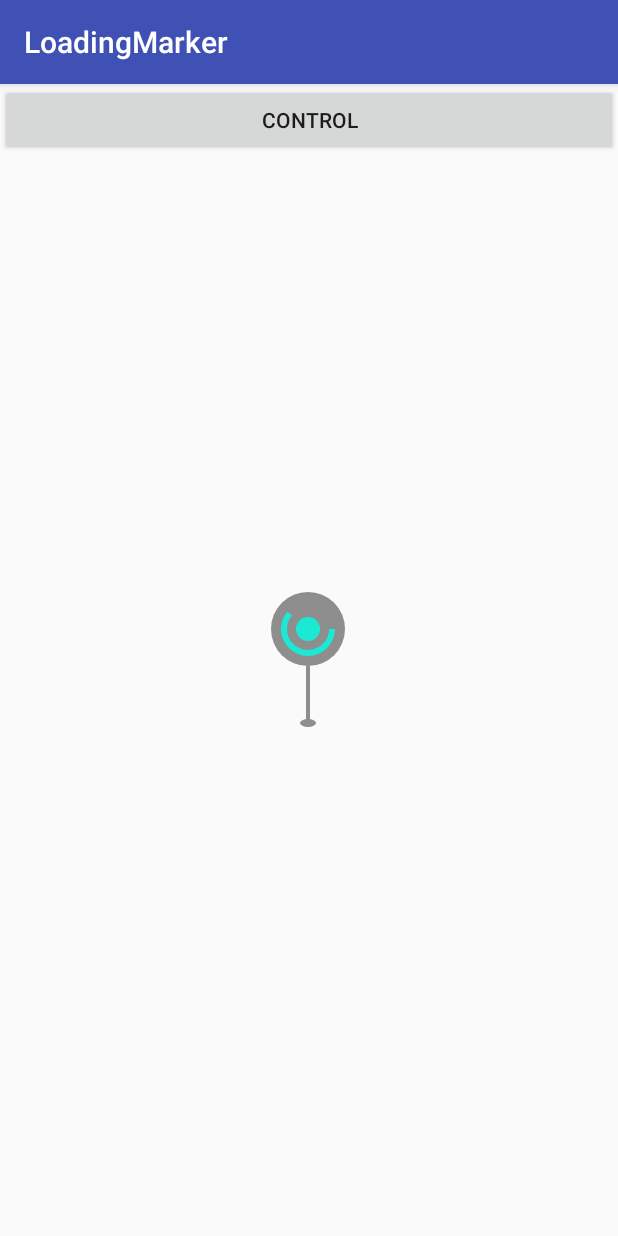
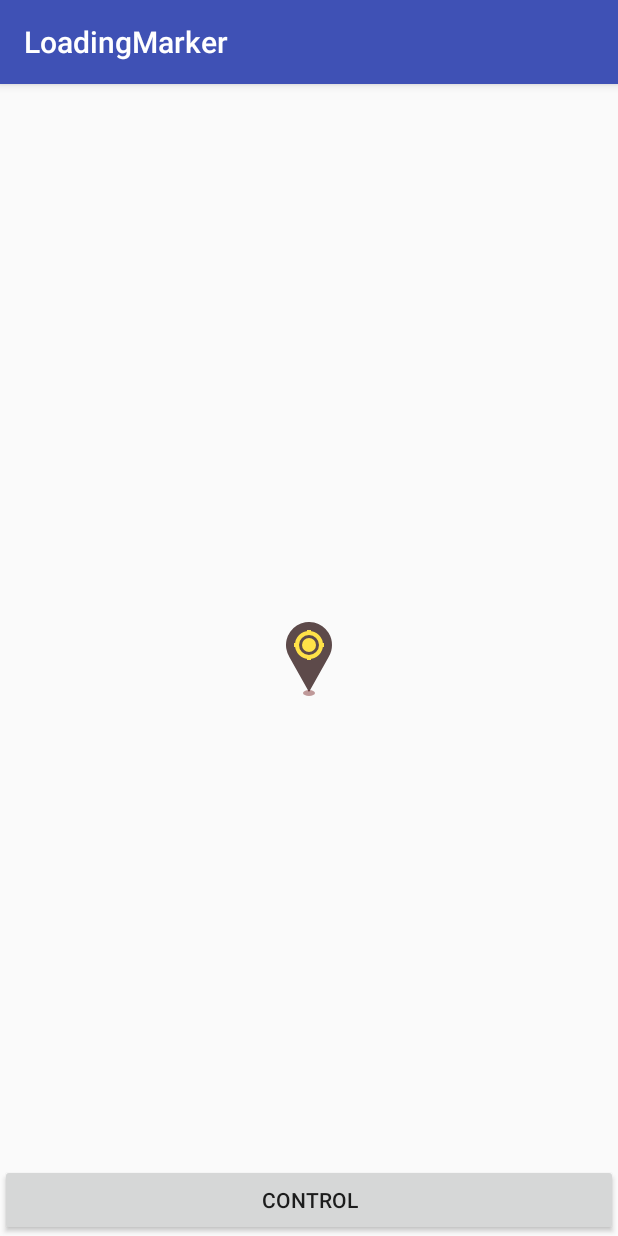
Before and after one commit to ZHDelete/GitWorkSpace, an Android app: the screen it shows after launch (MainActivity), on a phone screen of 412 x 824 dp. Run offline under Robolectric (Android 15) with nearby library versions, the phone set to English and light mode, and no system bars.

Commit message:
增加产品要求的 Bubble型loading

```diff
--- a/LoadingMarker/app/build.gradle
+++ b/LoadingMarker/app/build.gradle
@@ -17,6 +17,10 @@ android {
             proguardFiles getDefaultProguardFile('proguard-android.txt'), 'proguard-rules.pro'
         }
     }
+    compileOptions {
+        targetCompatibility 1.8
+        sourceCompatibility 1.8
+    }
 }
 
 dependencies {
--- /dev/null
+++ b/LoadingMarker/app/src/main/java/com/zhdelete/loadingmarker/LoadingBubble.java
@@ -0,0 +1,313 @@
+package com.zhdelete.loadingmarker;
+
+import android.animation.Animator;
+import android.animation.ObjectAnimator;
+import android.animation.ValueAnimator;
+import android.content.Context;
+import android.content.res.Resources;
+import android.content.res.TypedArray;
+import android.graphics.Canvas;
+import android.graphics.Color;
+import android.graphics.Paint;
+import android.graphics.Path;
+import android.graphics.RectF;
+import android.support.annotation.ColorInt;
+import android.support.annotation.Nullable;
+import android.util.AttributeSet;
+import android.util.DisplayMetrics;
+import android.util.Log;
+import android.view.View;
+import android.view.WindowManager;
+import android.view.animation.BounceInterpolator;
+
+/**
+ * =====================================
+ * author      :  ZHDelete
+ * date        :  2017/10/18
+ * description :  地图 加载的 Bubble
+ * =====================================
+ */
+
+public class LoadingBubble extends View {
+
+    private Paint bgPaint;
+    private Paint forePaint;
+    private Paint targetPaint;
+    private Paint basePaint;
+
+    private int backgroundColor = Color.parseColor("#5D4A4A");
+    private int foregroundColor = Color.parseColor("#FFE248");
+    private int baseColor = Color.parseColor("#44660808");
+
+    private Path bubblePath = new Path();
+
+    private float rotateDegree = 0;
+
+    private boolean isLoading;
+
+    private ObjectAnimator rotateAnim = ObjectAnimator.ofFloat(this, "rotateDegree", 0f, 360f);
+
+    public LoadingBubble(Context context) {
+        this(context, null);
+    }
+
+    public LoadingBubble(Context context, @Nullable AttributeSet attrs) {
+        this(context, attrs, 0);
+    }
+
+    public LoadingBubble(Context context, @Nullable AttributeSet attrs, int defStyleAttr) {
+        super(context, attrs, defStyleAttr);
+        init(context, attrs, defStyleAttr);
+    }
+
+    private void init(Context context, @Nullable AttributeSet attrs, int defStyleAttr) {
+
+        //拿到 color
+        TypedArray ta = context.getTheme().obtainStyledAttributes(attrs, R.styleable.LoadingBubble, defStyleAttr, 0);
+//        Color.parseColor("#f95656");
+        backgroundColor = ta.getColor(R.styleable.LoadingBubble_background_color, Color.parseColor("#5D4A4A"));
+        foregroundColor = ta.getColor(R.styleable.LoadingBubble_foreground_color, Color.parseColor("#FFE248"));
+        baseColor = ta.getColor(R.styleable.LoadingBubble_base_color, Color.parseColor("#44660808"));
+        isLoading = ta.getBoolean(R.styleable.LoadingBubble_loading, false);
+        ta.recycle();
+
+        log(String.format("backgroundColor -> %d foregroundColor -> %d baseColor -> %d ", backgroundColor, foregroundColor, baseColor));
+
+        bgPaint = new Paint(Paint.ANTI_ALIAS_FLAG);
+        bgPaint.setColor(backgroundColor);
+        bgPaint.setStrokeWidth(4);
+        bgPaint.setStyle(Paint.Style.FILL);
+
+        forePaint = new Paint(Paint.ANTI_ALIAS_FLAG);
+        forePaint.setColor(foregroundColor);
+        forePaint.setStrokeWidth(4);
+        forePaint.setStyle(Paint.Style.FILL);
+
+        targetPaint = new Paint(Paint.ANTI_ALIAS_FLAG);
+        targetPaint.setColor(foregroundColor);
+        targetPaint.setStrokeWidth(4);
+        targetPaint.setStyle(Paint.Style.STROKE);
+
+        basePaint = new Paint(Paint.ANTI_ALIAS_FLAG);
+        basePaint.setColor(baseColor);
+        basePaint.setStrokeWidth(6);
+
+        rotateAnim.setDuration(1000*1);
+        rotateAnim.setRepeatCount(ValueAnimator.INFINITE);
+        rotateAnim.setRepeatMode(ValueAnimator.REVERSE);
+
+        rotateAnim.addListener(new Animator.AnimatorListener() {
+            @Override
+            public void onAnimationStart(Animator animation) {
+                log("rotateAnim - onAnimationStart");
+            }
+
+            @Override
+            public void onAnimationEnd(Animator animation) {
+                log("rotateAnim - onAnimationEnd");
+            }
+
+            @Override
+            public void onAnimationCancel(Animator animation) {
+                log("rotateAnim - onAnimationCancel");
+
+                shakWhenFinish();
+            }
+
+            @Override
+            public void onAnimationRepeat(Animator animation) {
+                log("rotateAnim - onAnimationRepeat");
+            }
+        });
+
+        setLoading(isLoading);
+
+    }
+
+    private void shakWhenFinish() {
+        float startTransY = getTranslationY();
+        float endTransY = startTransY - 50;
+        log(String.format("startTransY -> %s endTransY -> %s",startTransY,endTransY));
+        ObjectAnimator shakeY = ObjectAnimator.ofFloat(this, "translationY", startTransY,endTransY,startTransY);
+        shakeY.setDuration(500);
+        shakeY.setInterpolator(new BounceInterpolator());
+        shakeY.start();
+    }
+
+    public float getRotateDegree() {
+        return rotateDegree;
+    }
+
+    public void setRotateDegree(float rotateDegree) {
+        this.rotateDegree = rotateDegree;
+        postInvalidate();
+    }
+
+    public @ColorInt int getBackgroundColor() {
+        return backgroundColor;
+    }
+
+    @Override
+    public void setBackgroundColor(@ColorInt int backgroundColor) {
+        this.backgroundColor = backgroundColor;
+    }
+
+    public @ColorInt
+    int getForegroundColor() {
+        return foregroundColor;
+    }
+
+    public void setForegroundColor(@ColorInt int foregroundColor) {
+        this.foregroundColor = foregroundColor;
+    }
+
+    public @ColorInt
+    int getBaseColor() {
+        return baseColor;
+    }
+
+    public void setBaseColor(@ColorInt int baseColor) {
+        this.baseColor = baseColor;
+    }
+
+    public boolean isLoading() {
+        return isLoading;
+    }
+
+    public void setLoading(boolean loading) {
+        isLoading = loading;
+        if (loading) {
+            if (!rotateAnim.isStarted()) {
+                rotateAnim.start();
+            }
+        } else {
+            rotateAnim.cancel();
+            setRotateDegree(0f);
+        }
+    }
+
+
+    @Override
+    protected void onDetachedFromWindow() {
+        super.onDetachedFromWindow();
+
+        if (rotateAnim.isRunning()) {
+            rotateAnim.cancel();
+        }
+    }
+
+    int mWidth;
+    int mHeight;
+
+    @Override
+    protected void onMeasure(int widthMeasureSpec, int heightMeasureSpec) {
+//        super.onMeasure(widthMeasureSpec, heightMeasureSpec);
+
+        DisplayMetrics metrics = Resources.getSystem().getDisplayMetrics();
+        float desity = metrics.density;
+
+        WindowManager wm = (WindowManager) getContext().getSystemService(Context.WINDOW_SERVICE);
+        DisplayMetrics displaymetrics = new DisplayMetrics();
+        wm.getDefaultDisplay().getMetrics(displaymetrics);
+        float desity2 = displaymetrics.density;
+
+        log(String.format("desity -> %s desity2 -> %s", desity, desity2));
+        //46 x 75
+        int defWidth = (int) (31 * desity);
+        int defHeith = (int) (50 * desity);
+
+        int widthMode = MeasureSpec.getMode(widthMeasureSpec);
+        int widthSize = MeasureSpec.getSize(widthMeasureSpec);
+
+        int heightMode = MeasureSpec.getMode(heightMeasureSpec);
+        int heightSize = MeasureSpec.getSize(heightMeasureSpec);
+
+
+        if (widthMode == MeasureSpec.EXACTLY) {
+            mWidth = widthSize;
+        } else {
+            mWidth = defWidth;
+        }
+
+        if (heightMode == MeasureSpec.EXACTLY) {
+            mHeight = heightSize;
+        } else {
+            mHeight = defHeith;
+        }
+
+        log(String.format("mWidth -> %d mHeight -> %s", mWidth, mHeight));
+        setMeasuredDimension(mWidth, mHeight);
+    }
+
+    @Override
+    protected void onDraw(final Canvas canvas) {
+//        super.onDraw(canvas);
+        //父类onDraw 空实现 注不注掉 都可
+
+        int measureWidth = getMeasuredWidth();
+        int measureHeight = getMeasuredHeight();
+
+        final int centerX = measureWidth / 2;
+        final int centerY = centerX;
+
+        //背景 大圆 半径
+        int radius = measureWidth / 2;
+        // 标靶半径
+        int radiusTarget = radius * 12 / 23;
+        //黄色小圆半径
+        int smallRadius = radius * 7 / 23;
+
+        //底部椭圆 宽高
+        int ovalHeight = measureHeight / 11;
+        int ovalWidth = ovalHeight * 2;
+        //底部椭圆 圆心
+        int ovalX = centerX;
+        int ovalY = measureHeight * 10 / 11 + ovalHeight/2;
+
+        //背景 弧形
+        RectF arcBound = new RectF(0, 0, measureWidth, measureWidth);
+        bubblePath.addArc(arcBound, -212, 244);
+        //
+        int pathBotX = ovalX;
+        int pathBotY = ovalY - ovalHeight /6;
+        bubblePath.lineTo(pathBotX, pathBotY);
+        bubblePath.close();
+        //背景 bubble
+        canvas.drawPath(bubblePath, bgPaint);
+        //黄色 中心 小圆
+        canvas.drawCircle(centerX, centerY, smallRadius, forePaint);
+
+        int ovalLeft = ovalX - ovalWidth / 2;
+        int ovalTop = ovalY - ovalHeight / 2;
+        int ovalRight = ovalX + ovalWidth / 2;
+        int ovalBot = ovalY + ovalHeight / 2;
+        RectF ovalBound = new RectF(ovalLeft, ovalTop, ovalRight, ovalBot);
+        canvas.drawOval(ovalBound,basePaint);
+
+        //四边 的 标靶
+        canvas.save();
+
+        canvas.drawCircle(centerX, centerY, radiusTarget, targetPaint);
+        canvas.rotate(rotateDegree,centerX,centerY);
+        int targetLength = radius / 6;
+        canvas.translate(centerX, centerY);
+        float[] targets = new float[]
+                {-radiusTarget, 0, -radiusTarget - targetLength, 0,
+                    0, -radiusTarget, 0, -radiusTarget - targetLength,
+                    radiusTarget, 0, radiusTarget + targetLength, 0,
+                    0, radiusTarget, 0, radiusTarget + targetLength};
+        canvas.drawLines(targets,targetPaint);
+        canvas.restore();
+
+
+    }
+
+
+    private static final String TAG = "LoadingMarker";
+    private static final boolean DEBUG = true;
+
+    private void log(String logMsg) {
+        if (DEBUG)
+            Log.d(TAG, logMsg);
+    }
+}
--- a/LoadingMarker/app/src/main/java/com/zhdelete/loadingmarker/MainActivity.java
+++ b/LoadingMarker/app/src/main/java/com/zhdelete/loadingmarker/MainActivity.java
@@ -2,29 +2,43 @@ package com.zhdelete.loadingmarker;
 
 import android.support.v7.app.AppCompatActivity;
 import android.os.Bundle;
-import android.view.View;
 import android.widget.Button;
 
 public class MainActivity extends AppCompatActivity {
 
 
     private Button controlBtn;
-    private LoadingMarker loadingMarker;
+
+//    private LoadingMarker loadingMarker;
+
+    private LoadingBubble loadingBubble;
 
     @Override
     protected void onCreate(Bundle savedInstanceState) {
         super.onCreate(savedInstanceState);
         setContentView(R.layout.activity_main);
 
-        loadingMarker = (LoadingMarker) findViewById(R.id.loading_marker);
-        controlBtn = (Button) findViewById(R.id.controlBtn);
-        controlBtn.setOnClickListener(new View.OnClickListener() {
-            @Override
-            public void onClick(View v) {
-                loadingMarker.setLoading(!loadingMarker.isLoading());
+//        loadingMarker = (LoadingMarker) findViewById(R.id.loading_marker);
+//        controlBtn = (Button) findViewById(R.id.control_btn);
+//        controlBtn.setOnClickListener(new View.OnClickListener() {
+//            @Override
+//            public void onClick(View v) {
+//                loadingMarker.setLoading(!loadingMarker.isLoading());
+//
+//                controlBtn.setText(loadingMarker.isLoading() ? "暂停" : "播放");
+//            }
+//        });
 
-                controlBtn.setText(loadingMarker.isLoading() ? "暂停" : "播放");
+        loadingBubble = (LoadingBubble) findViewById(R.id.loading_bubble);
+        controlBtn = (Button) findViewById(R.id.control_btn);
+        controlBtn.setOnClickListener((v) -> {
+            if (loadingBubble.isLoading()) {
+                loadingBubble.setLoading(false);
+            } else {
+                loadingBubble.setLoading(true);
             }
         });
+
+
     }
 }
--- a/LoadingMarker/app/src/main/res/layout/activity_main.xml
+++ b/LoadingMarker/app/src/main/res/layout/activity_main.xml
@@ -6,19 +6,32 @@
     android:layout_height="match_parent"
     tools:context="com.zhdelete.loadingmarker.MainActivity">
 
-    <com.zhdelete.loadingmarker.LoadingMarker
-        android:id="@+id/loading_marker"
-        android:layout_width="50dp"
-        android:layout_height="90dp"
+    <!--<com.zhdelete.loadingmarker.LoadingMarker-->
+        <!--android:id="@+id/loading_marker"-->
+        <!--android:layout_width="50dp"-->
+        <!--android:layout_height="90dp"-->
+        <!--android:layout_centerInParent="true"-->
+        <!--app:darkColor="@color/bg_dark_color"-->
+        <!--app:isLoading="true"-->
+        <!--app:lightColor="@color/center_ligth_color" />-->
+
+    <com.zhdelete.loadingmarker.LoadingBubble
+        android:id="@+id/loading_bubble"
+        android:layout_width="wrap_content"
+        android:layout_height="wrap_content"
+        app:background_color="#5D4A4A"
+        app:foreground_color="#FFE248"
+        app:base_color="#66660808"
+        app:loading="false"
         android:layout_centerInParent="true"
-        app:darkColor="@color/bg_dark_color"
-        app:isLoading="true"
-        app:lightColor="@color/center_ligth_color" />
+        />
 
     <Button
-        android:id="@+id/controlBtn"
+        android:id="@+id/control_btn"
         android:layout_width="match_parent"
         android:layout_height="wrap_content"
-        android:text="control" />
+        android:text="control"
+        android:layout_alignParentBottom="true"
+        />
 
 </RelativeLayout>
```
Also changed, not shown: LoadingMarker/app/src/main/res/values/attrs.xml (+8 -0 lines).
